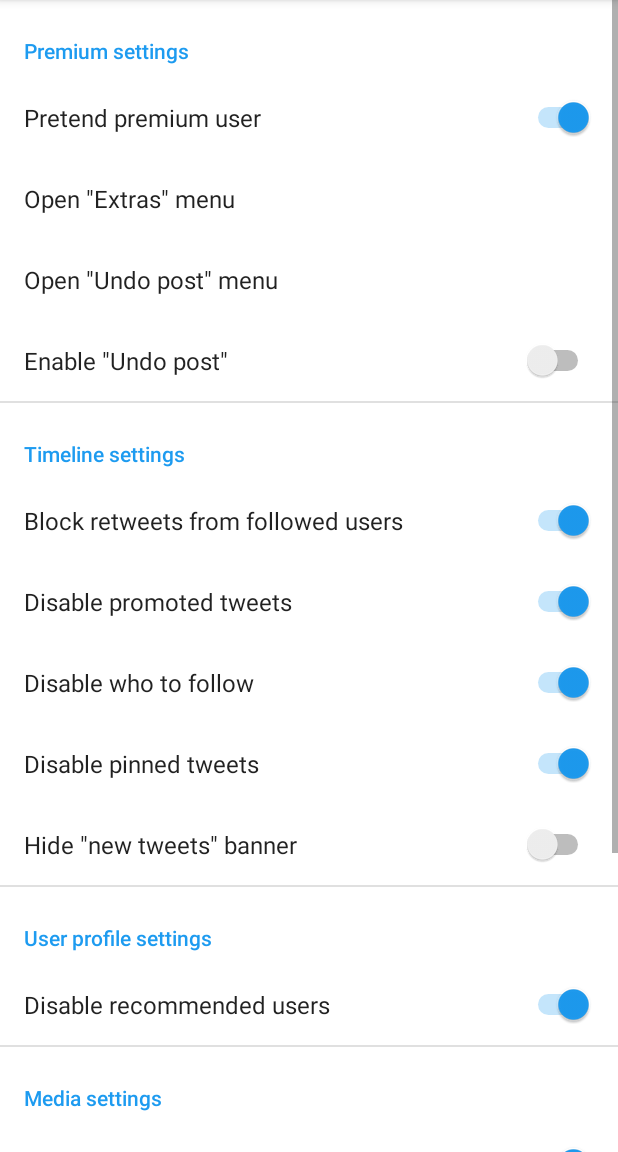
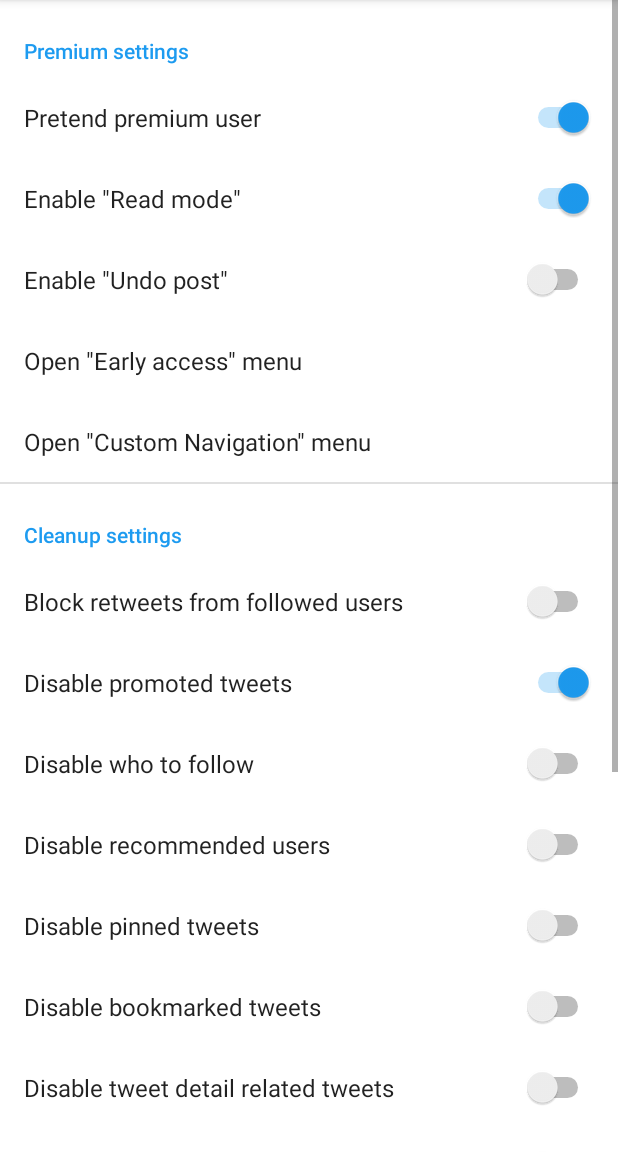
Before and after one commit to AliasQli/TwitterRecycle, an Android app: the SettingsActivity screen opened directly, with no data from a screen before it, on a phone screen of 412 x 824 dp, the part 84-1236 px from its top. Run offline under Robolectric (Android 15) with nearby library versions, the phone set to English and light mode, and no system bars; our stand-ins replace androidx.preference; libraries missing offline, so code that uses them is left out: com.highcapable.yukihookapi.

Commit message:
Premium settings

```diff
--- a/app/build.gradle.kts
+++ b/app/build.gradle.kts
@@ -53,6 +53,6 @@ dependencies {
     implementation(com.highcapable.yukihookapi.api)
     ksp(com.highcapable.yukihookapi.ksp.xposed)
 
-    implementation("org.luckypray:dexkit:2.0.2")
+//    implementation("org.luckypray:dexkit:2.0.2")
 //    implementation("com.tencent:mmkv:1.3.5")
 }
--- a/app/src/main/java/com/recycle/twitter/hook/Hook.kt
+++ b/app/src/main/java/com/recycle/twitter/hook/Hook.kt
@@ -3,21 +3,17 @@ package com.recycle.twitter.hook
 import android.annotation.SuppressLint
 import android.content.Context
 import com.highcapable.yukihookapi.hook.param.PackageParam
-import org.luckypray.dexkit.DexKitBridge
 
 abstract class Hook {
     companion object {
         lateinit var getId: (String, String) -> Int
-        lateinit var dexKit: DexKitBridge
-
         @SuppressLint("DiscouragedApi")
-        fun init(context: Context, dexKitVar: DexKitBridge) {
+        fun init(context: Context) {
             getId = { name: String, defType: String ->
                 context.resources.getIdentifier(
                     name, defType, context.packageName
                 )
             }
-            dexKit = dexKitVar
         }
     }
 
--- a/app/src/main/java/com/recycle/twitter/ui/SettingsActivity.kt
+++ b/app/src/main/java/com/recycle/twitter/ui/SettingsActivity.kt
@@ -26,7 +26,7 @@ class SettingsActivity : ModuleAppCompatActivity() {
         override fun onDisplayPreferenceDialog(preference: Preference) {
             val ctx = context ?: return
             when (preference.key) {
-                config.extrasMenuKey -> {
+                config.customNavigationMenuKey -> {
                     ctx.startActivity(
                         // Use class name because classloader doesn't work here
                         Intent()
@@ -41,13 +41,13 @@ class SettingsActivity : ModuleAppCompatActivity() {
 
                 }
 
-                config.undoPostMenuKey -> {
+                config.earlyAccessMenuKey -> {
                     ctx.startActivity(
                         Intent()
                             .setComponent(
                                 ComponentName(
                                     ctx,
-                                    "com.twitter.feature.subscriptions.settings.undotweet.UndoTweetSettingsActivity"
+                                    "com.twitter.feature.twitterblue.settings.tabcustomization.TabCustomizationActivity"
                                 )
                             )
                             .addFlags(Intent.FLAG_ACTIVITY_NEW_TASK)
--- a/app/src/main/res/values/prefs.xml
+++ b/app/src/main/res/values/prefs.xml
@@ -1,42 +1,51 @@
 <?xml version="1.0" encoding="utf-8"?>
 <resources>
-    <string name="persistent_users_key">following_users</string>
-    <string name="extras_menu_key">extras_menu_key</string>
-    <string name="undo_post_menu_key">undo_post_menu_key</string>
+    <string name="persistent_users_key" translatable="false">following_users</string>
+    <string name="custom_navigation_menu_key" translatable="false">custom_navigation_menu_key</string>
+    <string name="early_access_menu_key" translatable="false">early_access_menu_key</string>
 
-    <string name="pretend_premium">pretend_premium</string>
+    <string name="pretend_premium" translatable="false">pretend_premium</string>
     <bool name="pretend_premium_def">true</bool>
 
-    <string name="enable_undo_post">enable_undo_post</string>
+    <string name="enable_read_mode" translatable="false">enable_read_mode</string>
+    <bool name="enable_read_mode_def">true</bool>
+
+    <string name="enable_undo_post" translatable="false">enable_undo_post</string>
     <bool name="enable_undo_post_def">false</bool>
 
-    <string name="block_retweets">block_retweets</string>
-    <bool name="block_retweets_def">true</bool>
+    <string name="block_retweets" translatable="false">block_retweets</string>
+    <bool name="block_retweets_def">false</bool>
 
-    <string name="disable_promoted_tweets">disable_promoted_tweets</string>
+    <string name="disable_promoted_tweets" translatable="false">disable_promoted_tweets</string>
     <bool name="disable_promoted_tweets_def">true</bool>
 
-    <string name="disable_who_to_follow">disable_who_to_follow</string>
-    <bool name="disable_who_to_follow_def">true</bool>
+    <string name="disable_who_to_follow" translatable="false">disable_who_to_follow</string>
+    <bool name="disable_who_to_follow_def">false</bool>
 
-    <string name="disable_pinned_tweets">disable_pinned_tweets</string>
-    <bool name="disable_pinned_tweets_def">true</bool>
+    <string name="disable_pinned_tweets" translatable="false">disable_pinned_tweets</string>
+    <bool name="disable_pinned_tweets_def">false</bool>
 
-    <string name="hide_new_tweets_banner">hide_new_tweets_banner</string>
+    <string name="disable_bookmarked_tweets" translatable="false">disable_bookmarked_tweets</string>
+    <bool name="disable_bookmarked_tweets_def">false</bool>
+
+    <string name="disable_tweet_detail_related_tweets" translatable="false">disable_tweet_detail_related_tweets</string>
+    <bool name="disable_tweet_detail_related_tweets_def">false</bool>
+
+    <string name="hide_new_tweets_banner" translatable="false">hide_new_tweets_banner</string>
     <bool name="hide_new_tweets_banner_def">false</bool>
 
-    <string name="disable_recommended_users">disable_recommended_users</string>
-    <bool name="disable_recommended_users_def">true</bool>
+    <string name="disable_recommended_users" translatable="false">disable_recommended_users</string>
+    <bool name="disable_recommended_users_def">false</bool>
 
-    <string name="disable_media_warning">disable_media_warning</string>
+    <string name="disable_media_warning" translatable="false">disable_media_warning</string>
     <bool name="disable_media_warning_def">true</bool>
 
-    <string name="unprotect_media">unprotect_media</string>
+    <string name="unprotect_media" translatable="false">unprotect_media</string>
     <bool name="unprotect_media_def">true</bool>
 
-    <string name="following_mark">following_mark</string>
-    <bool name="following_mark_def">true</bool>
+    <string name="following_mark" translatable="false">following_mark</string>
+    <bool name="following_mark_def">false</bool>
 
-    <string name="following_mark_prefix">following_mark_prefix</string>
-    <string name="following_mark_prefix_def">📎</string>
+    <string name="following_mark_prefix" translatable="false">following_mark_prefix</string>
+    <string name="following_mark_prefix_def" translatable="false">📎</string>
 </resources>
--- a/app/src/main/res/values/strings.xml
+++ b/app/src/main/res/values/strings.xml
@@ -1,3 +1,3 @@
 <resources>
-    <string name="app_name">TwitterRecycle</string>
+    <string name="app_name" translatable="false">TwitterRecycle</string>
 </resources>
--- a/app/src/main/res/xml/settings_screen.xml
+++ b/app/src/main/res/xml/settings_screen.xml
@@ -14,22 +14,13 @@
             android:title="Pretend premium user"
             app:iconSpaceReserved="false"
             app:key="@string/pretend_premium" />
-        <EditTextPreference
+        <SwitchPreference
             android:layout_width="wrap_content"
             android:layout_height="wrap_content"
-            android:selectAllOnFocus="true"
-            android:singleLine="true"
-            android:title="Open &quot;Extras&quot; menu"
+            android:defaultValue="@bool/enable_read_mode_def"
+            android:title="Enable &quot;Read mode&quot;"
             app:iconSpaceReserved="false"
-            app:key="@string/extras_menu_key" />
-        <EditTextPreference
-            android:layout_width="wrap_content"
-            android:layout_height="wrap_content"
-            android:selectAllOnFocus="true"
-            android:singleLine="true"
-            android:title="Open &quot;Undo post&quot; menu"
-            app:iconSpaceReserved="false"
-            app:key="@string/undo_post_menu_key" />
+            app:key="@string/enable_read_mode" />
         <SwitchPreference
             android:layout_width="wrap_content"
             android:layout_height="wrap_content"
@@ -37,11 +28,27 @@
             android:title="Enable &quot;Undo post&quot;"
             app:iconSpaceReserved="false"
             app:key="@string/enable_undo_post" />
+        <EditTextPreference
+            android:layout_width="wrap_content"
+            android:layout_height="wrap_content"
+            android:selectAllOnFocus="true"
+            android:singleLine="true"
+            android:title="Open &quot;Early access&quot; menu"
+            app:iconSpaceReserved="false"
+            app:key="@string/early_access_menu_key" />
+        <EditTextPreference
+            android:layout_width="wrap_content"
+            android:layout_height="wrap_content"
+            android:selectAllOnFocus="true"
+            android:singleLine="true"
+            android:title="Open &quot;Custom Navigation&quot; menu"
+            app:iconSpaceReserved="false"
+            app:key="@string/custom_navigation_menu_key" />
     </PreferenceCategory>
     <PreferenceCategory
         android:layout_width="wrap_content"
         android:layout_height="wrap_content"
-        android:title="Timeline settings"
+        android:title="Cleanup settings"
         app:iconSpaceReserved="false">
 
         <SwitchPreference
@@ -68,6 +75,13 @@
         <SwitchPreference
             android:layout_width="wrap_content"
             android:layout_height="wrap_content"
+            android:defaultValue="@bool/disable_recommended_users_def"
+            android:title="Disable recommended users"
+            app:iconSpaceReserved="false"
+            app:key="@string/disable_recommended_users" />
+        <SwitchPreference
+            android:layout_width="wrap_content"
+            android:layout_height="wrap_content"
             android:defaultValue="@bool/disable_pinned_tweets_def"
             android:title="Disable pinned tweets"
             app:iconSpaceReserved="false"
@@ -75,24 +89,24 @@
         <SwitchPreference
             android:layout_width="wrap_content"
             android:layout_height="wrap_content"
+            android:defaultValue="@bool/disable_bookmarked_tweets_def"
+            android:title="Disable bookmarked tweets"
+            app:iconSpaceReserved="false"
+            app:key="@string/disable_bookmarked_tweets" />
+        <SwitchPreference
+            android:layout_width="wrap_content"
+            android:layout_height="wrap_content"
+            android:defaultValue="@bool/disable_tweet_detail_related_tweets_def"
+            android:title="Disable tweet detail related tweets"
+            app:iconSpaceReserved="false"
+            app:key="@string/disable_tweet_detail_related_tweets" />
+        <SwitchPreference
+            android:layout_width="wrap_content"
+            android:layout_height="wrap_content"
             android:defaultValue="@bool/hide_new_tweets_banner_def"
             android:title="Hide &quot;new tweets&quot; banner"
             app:iconSpaceReserved="false"
             app:key="@string/hide_new_tweets_banner" />
-    </PreferenceCategory>
-    <PreferenceCategory
-        android:layout_width="wrap_content"
-        android:layout_height="wrap_content"
-        android:title="User profile settings"
-        app:iconSpaceReserved="false">
-
-        <SwitchPreference
-            android:layout_width="wrap_content"
-            android:layout_height="wrap_content"
-            android:defaultValue="@bool/disable_recommended_users_def"
-            android:title="Disable recommended users"
-            app:iconSpaceReserved="false"
-            app:key="@string/disable_recommended_users" />
     </PreferenceCategory>
     <PreferenceCategory
         android:layout_width="wrap_content"
```
Also changed, not shown: app/src/main/java/com/recycle/twitter/HookEntry.kt (+1 -7 lines), app/src/main/java/com/recycle/twitter/data/Config.kt (+12 -2 lines), app/src/main/java/com/recycle/twitter/hook/JsonTimelineEntryHook.kt (+6 -1 lines), app/src/main/java/com/recycle/twitter/hook/PremiumHook.kt (+48 -48 lines).
